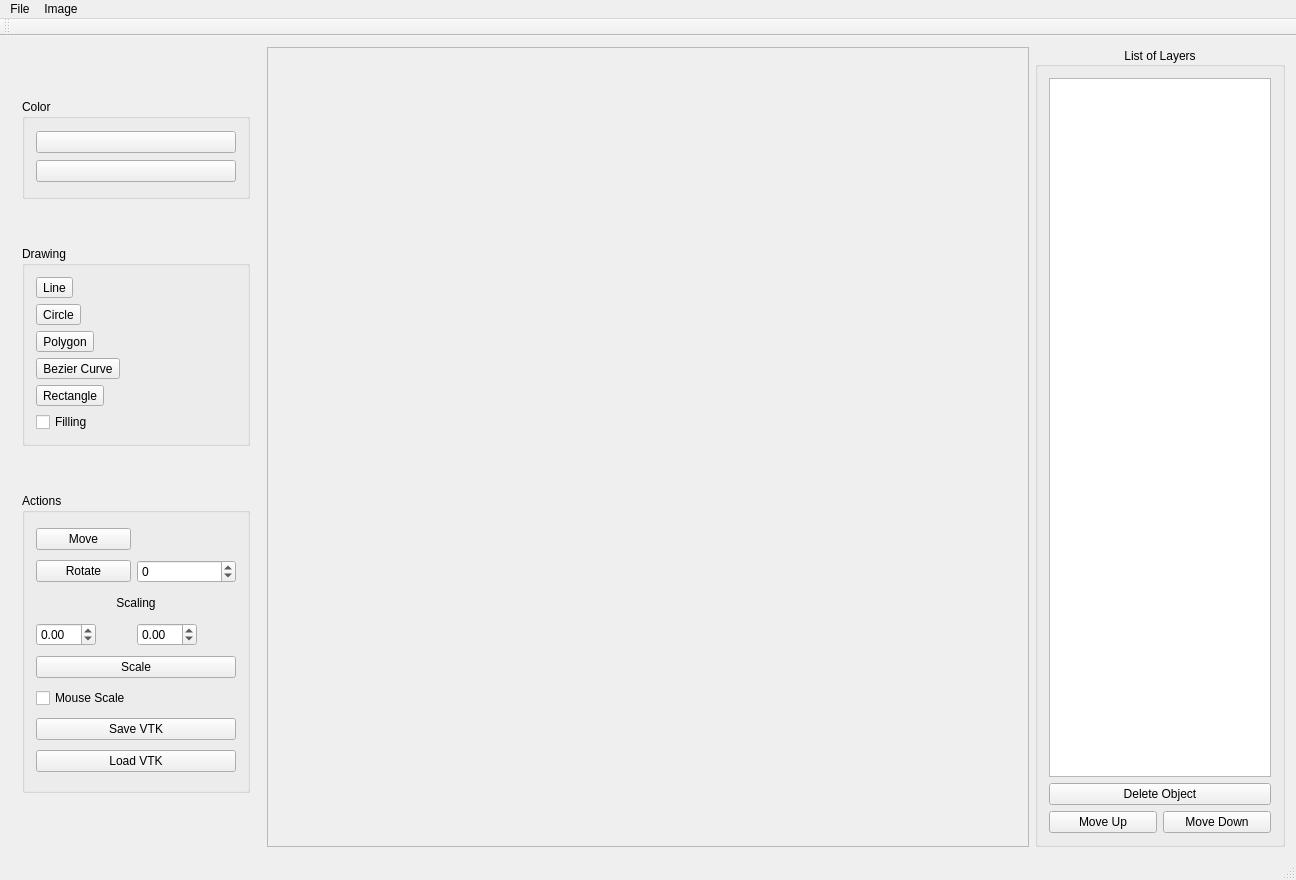
First picture: the form in ImageViewer.ui, repository Harmi01/Cpp_Final, before the edit.
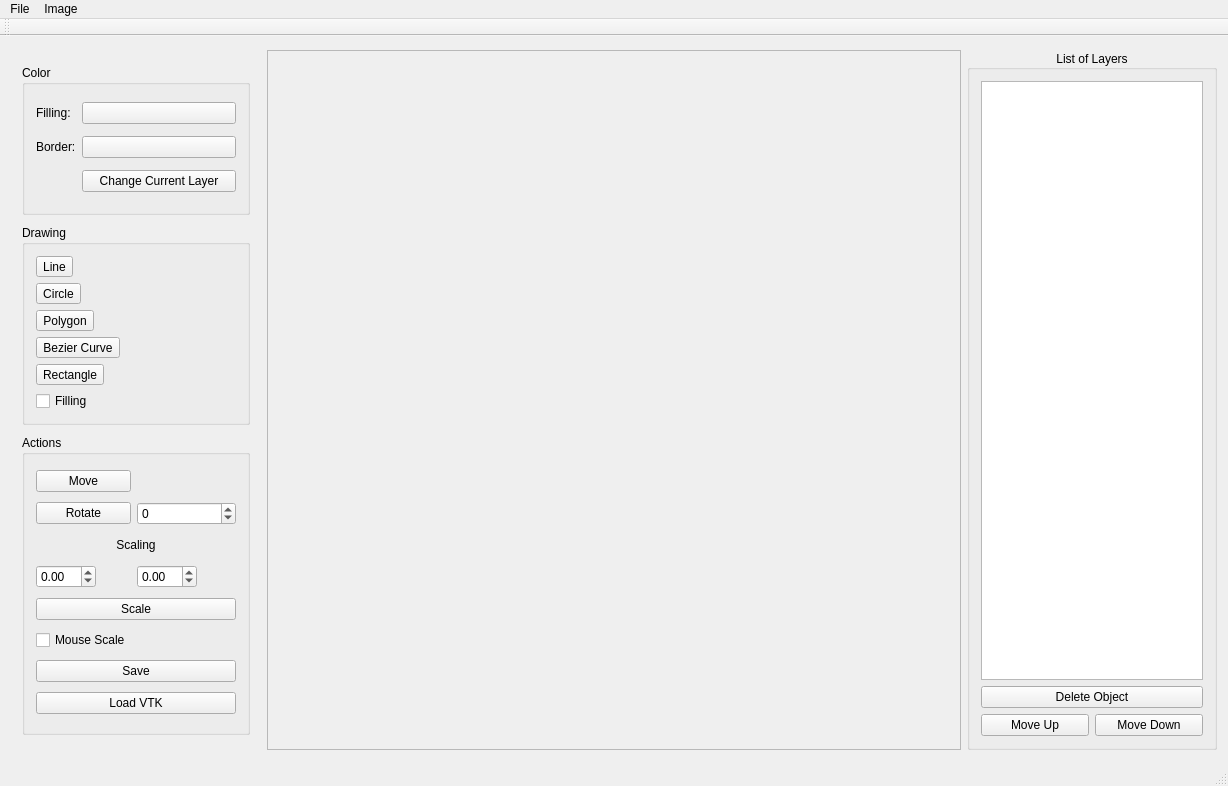
Second picture: the form after the edit.

Diff of the .ui file:
```diff
--- a/ImageViewer.ui
+++ b/ImageViewer.ui
@@ -6,8 +6,8 @@
    <rect>
     <x>0</x>
     <y>0</y>
-    <width>1296</width>
-    <height>880</height>
+    <width>1228</width>
+    <height>786</height>
    </rect>
   </property>
   <property name="windowTitle">
@@ -20,7 +20,7 @@
       <property name="maximumSize">
        <size>
         <width>250</width>
-        <height>16777215</height>
+        <height>700</height>
        </size>
       </property>
       <widget class="QWidget" name="page">
@@ -30,27 +30,60 @@
           <property name="maximumSize">
            <size>
             <width>16777215</width>
-            <height>100</height>
+            <height>150</height>
            </size>
           </property>
           <property name="title">
            <string>Color</string>
           </property>
-          <layout class="QVBoxLayout" name="verticalLayout_2">
-           <item>
-            <widget class="QPushButton" name="pushButtonSetColor">
-             <property name="text">
-              <string/>
-             </property>
-            </widget>
-           </item>
-           <item>
+          <layout class="QGridLayout" name="gridLayout_5">
+           <item row="1" column="1">
             <widget class="QPushButton" name="pushButtonSetBorderColor">
              <property name="text">
               <string/>
              </property>
             </widget>
            </item>
+           <item row="0" column="0">
+            <widget class="QLabel" name="label_2">
+             <property name="maximumSize">
+              <size>
+               <width>40</width>
+               <height>16777215</height>
+              </size>
+             </property>
+             <property name="text">
+              <string>Filling:</string>
+             </property>
+            </widget>
+           </item>
+           <item row="0" column="1">
+            <widget class="QPushButton" name="pushButtonSetColor">
+             <property name="text">
+              <string/>
+             </property>
+            </widget>
+           </item>
+           <item row="1" column="0">
+            <widget class="QLabel" name="label">
+             <property name="maximumSize">
+              <size>
+               <width>40</width>
+               <height>16777215</height>
+              </size>
+             </property>
+             <property name="text">
+              <string>Border:</string>
+             </property>
+            </widget>
+           </item>
+           <item row="2" column="1">
+            <widget class="QPushButton" name="pushButtonChangeLayerColor">
+             <property name="text">
+              <string>Change Current Layer</string>
+             </property>
+            </widget>
+           </item>
           </layout>
          </widget>
         </item>
@@ -288,7 +321,7 @@
            <item row="6" column="1" colspan="2">
             <widget class="QPushButton" name="pushButtonSaveVTK">
              <property name="text">
-              <string>Save VTK</string>
+              <string>Save</string>
              </property>
             </widget>
            </item>
@@ -331,8 +364,8 @@
      <widget class="QScrollArea" name="scrollArea">
       <property name="maximumSize">
        <size>
-        <width>16777215</width>
-        <height>16777215</height>
+        <width>700</width>
+        <height>700</height>
        </size>
       </property>
       <property name="widgetResizable">
@@ -343,8 +376,8 @@
         <rect>
          <x>0</x>
          <y>0</y>
-         <width>764</width>
-         <height>800</height>
+         <width>696</width>
+         <height>698</height>
         </rect>
        </property>
       </widget>
@@ -355,7 +388,7 @@
       <property name="maximumSize">
        <size>
         <width>250</width>
-        <height>16777215</height>
+        <height>700</height>
        </size>
       </property>
       <property name="title">
@@ -399,7 +432,7 @@
     <rect>
      <x>0</x>
      <y>0</y>
-     <width>1296</width>
+     <width>1228</width>
      <height>21</height>
     </rect>
    </property>
```
Left out of the diff: 2 changed lines with no effect on the pictures.
